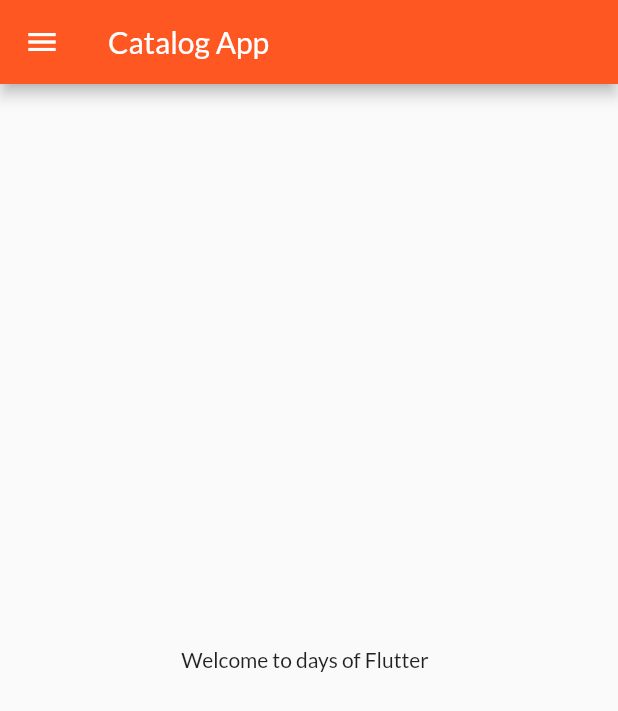
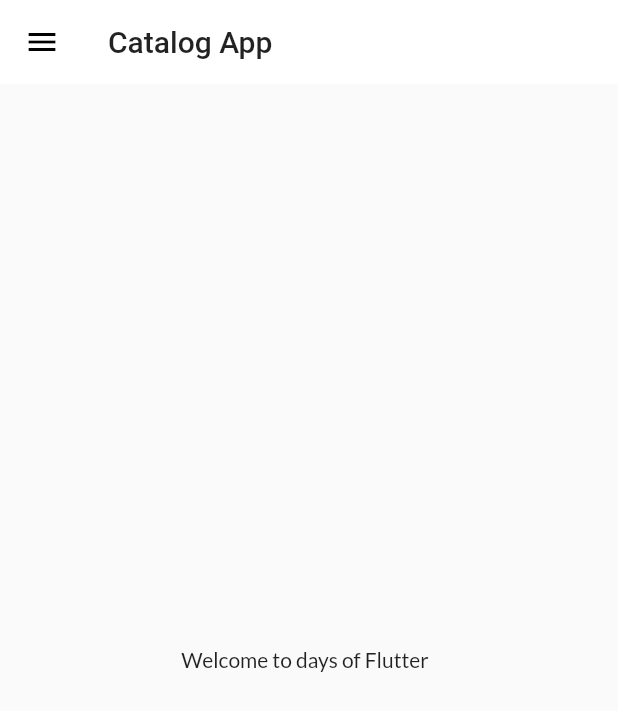
Before and after one commit to HARSH-17177/30-days-of-flutter, a Flutter app: the screen it shows after launch, on a phone screen of 412 x 824 dp. Shown: the top 711 px of the screen. Run offline on Flutter 3.47's test engine with Material 2 defaults, Android fonts, the phone set to English and light mode, and no system bars; our stand-ins replace google_fonts.

Commit message:
theme extracted

```diff
--- a/lib/main.dart
+++ b/lib/main.dart
@@ -1,25 +1,26 @@
 import 'package:flutter/material.dart';
-import 'package:google_fonts/google_fonts.dart';
+// import 'package:google_fonts/google_fonts.dart';
 import 'package:myflutter_app/pages/LoginPage.dart';
 import 'package:myflutter_app/pages/home_page.dart';
 import 'package:myflutter_app/utils/routes.dart';
+import 'package:myflutter_app/widgets/themes.dart';
 
 void main() {
   runApp(MyApp());
 }
 
 class MyApp extends StatelessWidget {
-  const MyApp({Key? key}) : super(key: key);
 
   @override
   Widget build(BuildContext context) {
 
     return MaterialApp(
       themeMode: ThemeMode.light,
-      theme: ThemeData(primarySwatch: Colors.deepOrange,
-      fontFamily: GoogleFonts.lato().fontFamily,),
+      theme:Mytheme.lightTheme(context) ,
+
+
+      darkTheme: Mytheme.darkTheme(context),
       debugShowCheckedModeBanner: false,
-      darkTheme: ThemeData(brightness: Brightness.dark),
       initialRoute: MyRoutes.homeRoute,
       routes: {
         "/": (context) => LoginPage(),
--- a/lib/pages/home_page.dart
+++ b/lib/pages/home_page.dart
@@ -7,8 +7,12 @@
   Widget build(BuildContext context) {
     return Scaffold(
       appBar: AppBar(
-        title:Text("Catalog App"),
+
+        title: Text(
+          "Catalog App",
 ),
+        ),
+
       body: Center(
           child: Container(
         child: Text("Welcome to days of Flutter  "),
--- /dev/null
+++ b/lib/widgets/themes.dart
@@ -0,0 +1,25 @@
+import 'package:flutter/material.dart';
+import 'package:google_fonts/google_fonts.dart';
+
+class Mytheme{
+
+
+
+
+  static ThemeData lightTheme(BuildContext context)=>ThemeData(primarySwatch: Colors.deepOrange,
+      fontFamily: GoogleFonts.lato().fontFamily,
+      appBarTheme: AppBarTheme(
+        color: Colors.white,
+        elevation:0.0,
+        iconTheme: IconThemeData(color: Colors.black),
+         toolbarTextStyle: Theme.of(context).textTheme.bodyText2, titleTextStyle: Theme.of(context).textTheme.headline6,
+      ));
+
+
+
+
+
+  static ThemeData darkTheme(BuildContext context)=>ThemeData(
+    brightness: Brightness.dark,
+  );
+}
```
Lines whose indentation alone changed are shown as unchanged.
